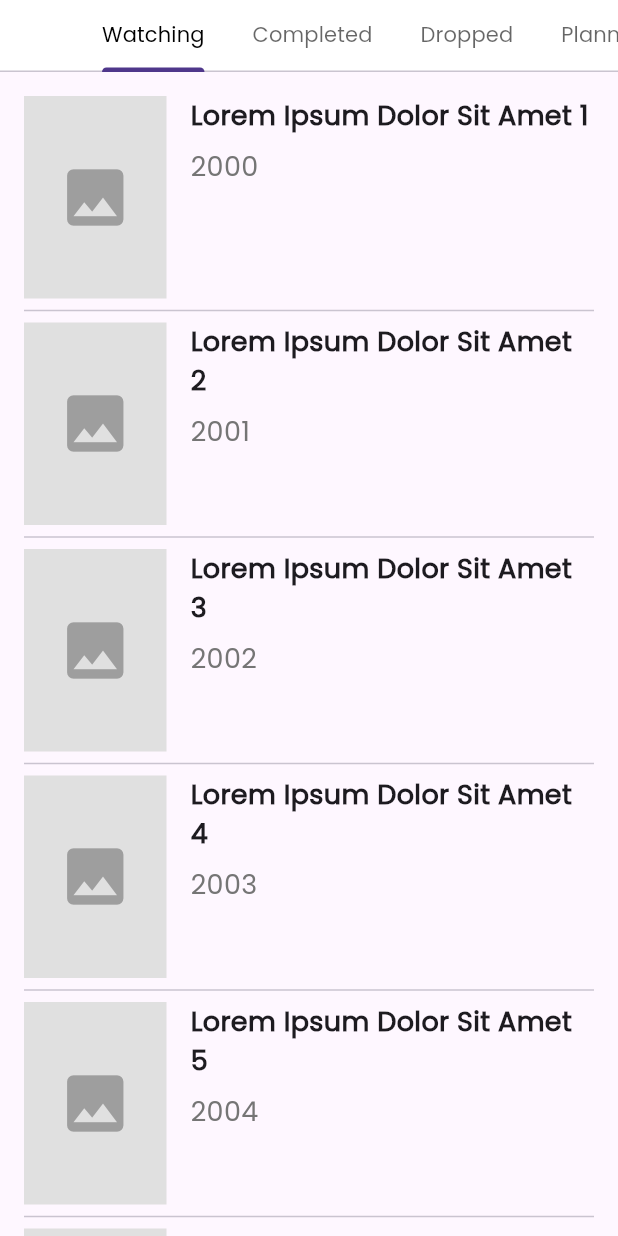
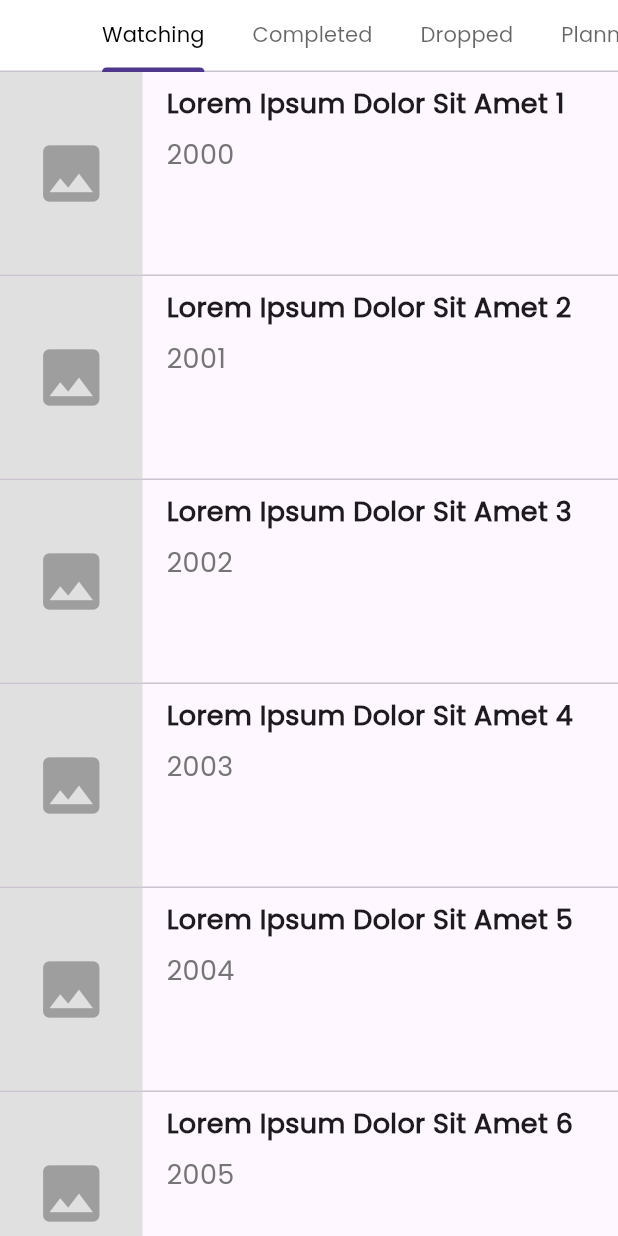
Before and after one commit to rifqiraehan/movietrack-fe, a Flutter app: the MyListPage screen opened directly, on a phone screen of 412 x 824 dp. Run offline on Flutter 3.47's test engine with Material 3 defaults, Android fonts, the phone set to English and light mode, and no system bars; our stand-ins replace dio, image_picker, logger, shared_preferences; accounts and stored records are empty.

Commit message:
Fixed watchlists, ListView design

```diff
--- a/lib/list_widget/movie_card.dart
+++ b/lib/list_widget/movie_card.dart
@@ -15,6 +15,7 @@ class MovieCard extends StatelessWidget {
     return Row(
       crossAxisAlignment: CrossAxisAlignment.start,
       children: [
+        // Image Container without padding
         Container(
           width: 95,
           height: 135,
@@ -27,8 +28,11 @@ class MovieCard extends StatelessWidget {
             ),
           ),
         ),
-        const SizedBox(width: 16),
+        // Padding only on the text content
+        const SizedBox(width: 16), // Space between image and text
         Expanded(
+          child: Padding(
+            padding: const EdgeInsets.symmetric(vertical: 8.0), // Add padding here
             child: Column(
               crossAxisAlignment: CrossAxisAlignment.start,
               children: [
@@ -50,6 +54,7 @@ class MovieCard extends StatelessWidget {
               ],
             ),
           ),
+        ),
       ],
     );
   }
--- a/lib/models/review.dart
+++ b/lib/models/review.dart
@@ -1,6 +1,5 @@
 import 'dart:convert';
 import 'package:http/http.dart' as http;
-import 'package:movietrack/utils/session.dart';
 import 'package:logger/logger.dart';
 import 'package:movietrack/utils/config.dart';
 
@@ -25,7 +24,6 @@ class Review {
     required this.date,
   });
 
-  // Convert to JSON (untuk dikirim ke API)
   Map<String, dynamic> toJson() {
     return {
       'id': id,
@@ -39,7 +37,6 @@ class Review {
     };
   }
 
-  // Create a Review object from JSON
   factory Review.fromJson(Map<String, dynamic> json) {
     return Review(
       id: json['id'],
@@ -53,7 +50,6 @@ class Review {
     );
   }
 
-  // Get all reviews
   static Future<List<Review>> getAll() async {
     final Logger logger = Logger();
     const String baseUrl = AuthService.baseUrl;
--- a/lib/pages/user/my_list_page.dart
+++ b/lib/pages/user/my_list_page.dart
@@ -65,15 +65,16 @@ class _MyListPageState extends State<MyListPage> with SingleTickerProviderStateM
   // Reusable method to build the movie list view
   Widget _buildMovieListView() {
     return ListView.separated(
-      padding: const EdgeInsets.all(16.0),
       itemCount: 10, // Replace with your dynamic data count
-      itemBuilder: (context, index) {
+      separatorBuilder: (BuildContext context, int index) {
+        return const Divider(height: 1);
+      },
+      itemBuilder: (BuildContext context, int index) {
         return MovieCard(
           title: 'Lorem Ipsum Dolor Sit Amet ${index + 1}',
           year: 2000 + index,
         );
       },
-      separatorBuilder: (context, index) => const Divider(height: 16),
     );
   }
 }
```
Lines whose indentation alone changed are shown as unchanged.
